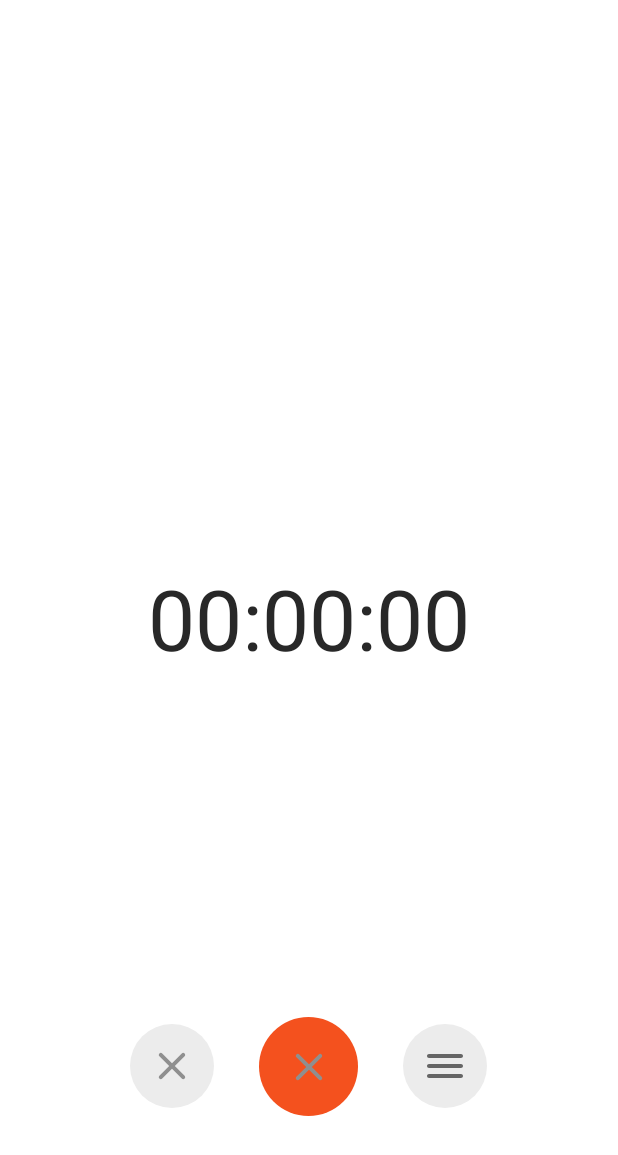
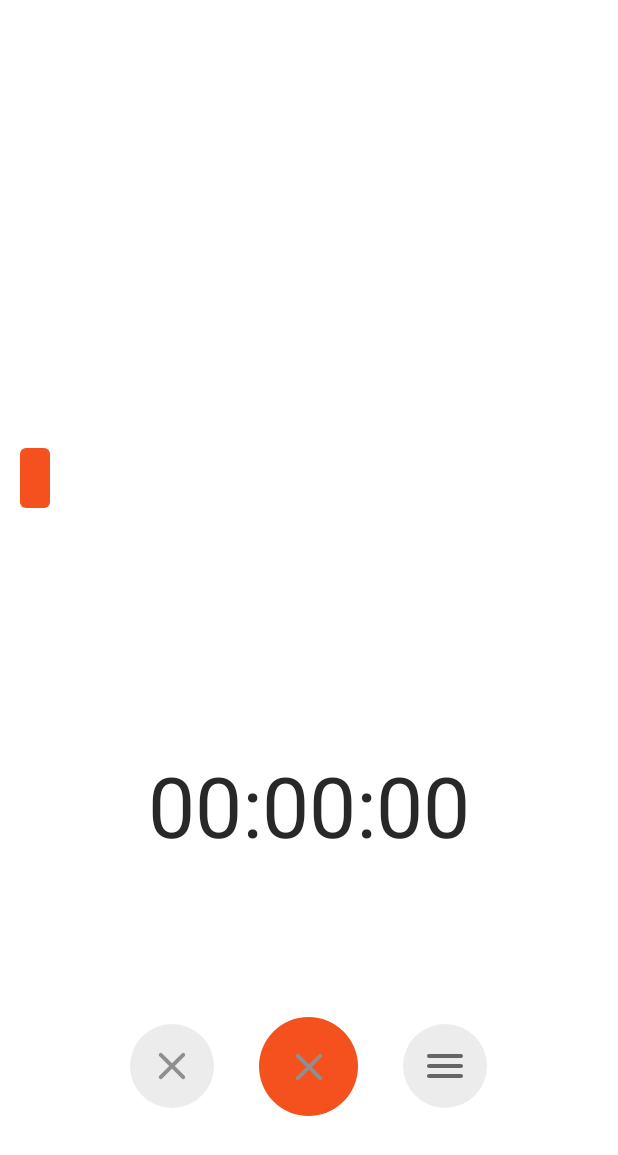
Before and after one commit to BiaDd/looper, an Android app: the screen it shows after launch (MainActivity), on a phone screen of 412 x 824 dp. Shown: the top 1155 px of the screen. Run offline under Robolectric (Android 15) with nearby library versions, the phone set to English and light mode, and no system bars.

Commit message:
Waveform setup

```diff
--- /dev/null
+++ b/app/src/main/java/bia/dd/looper/WaveFormVIew.kt
@@ -0,0 +1,25 @@
+package bia.dd.looper
+
+import android.content.Context
+import android.graphics.Canvas
+import android.graphics.Color
+import android.graphics.Paint
+import android.graphics.RectF
+import android.util.AttributeSet
+import android.view.View
+
+class WaveFormVIew(context: Context?, attrs: AttributeSet?) : View(context, attrs) {
+
+    private var paint = Paint()
+
+
+    init {
+        paint.color = Color.rgb(244, 81, 30)
+    }
+
+    override fun draw(canvas: Canvas?) {
+        super.draw(canvas)
+        canvas?.drawRoundRect(RectF(20f, 30f, 20+30f, 30f+60f), 6f, 6f, paint)
+    }
+
+}
--- a/app/src/main/res/layout/activity_main.xml
+++ b/app/src/main/res/layout/activity_main.xml
@@ -16,7 +16,16 @@
         app:layout_constraintBottom_toBottomOf="parent"
         app:layout_constraintLeft_toLeftOf="parent"
         app:layout_constraintRight_toRightOf="parent"
-        app:layout_constraintTop_toTopOf="parent"/>
+        app:layout_constraintTop_toTopOf="@id/waveFormView"
+        android:layout_marginBottom="30dp"/>
+
+    <bia.dd.looper.WaveFormVIew
+        android:id="@+id/waveFormView"
+        android:layout_width="match_parent"
+        android:layout_height="400px"
+        app:layout_constraintBottom_toBottomOf="parent"
+        app:layout_constraintTop_toTopOf="parent"
+        />
 
     <LinearLayout
         android:layout_width="match_parent"
```
